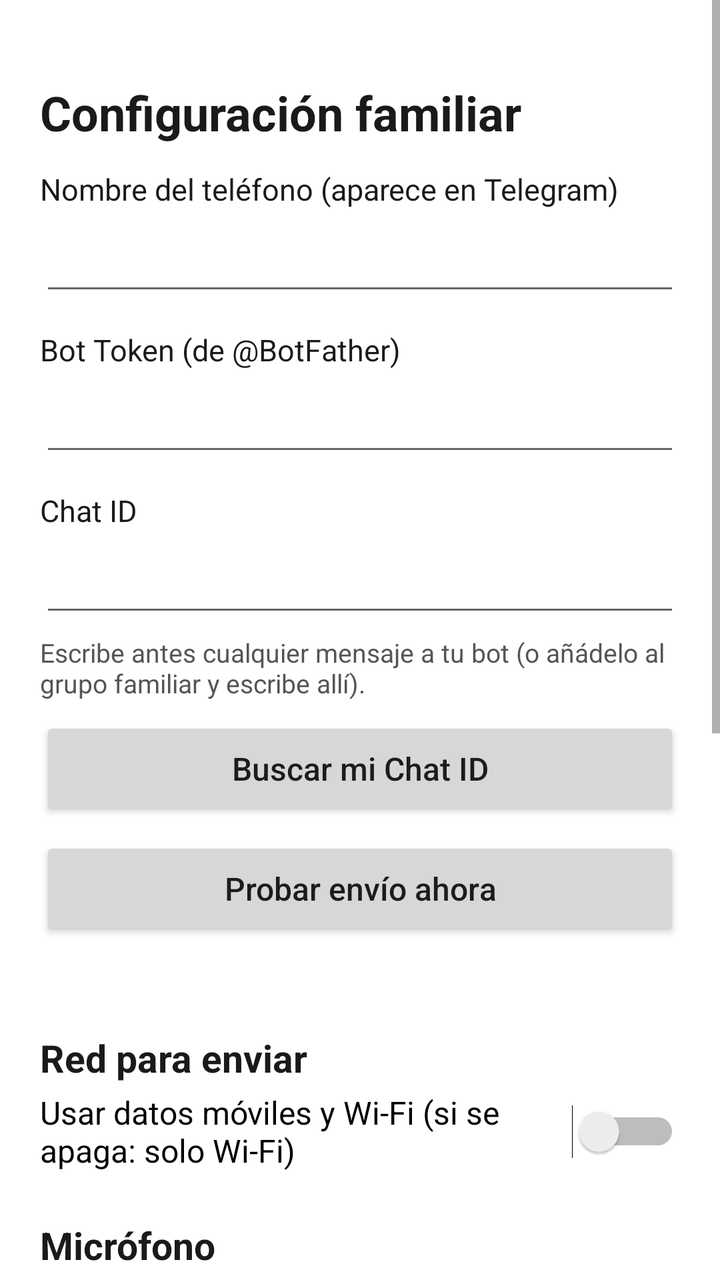
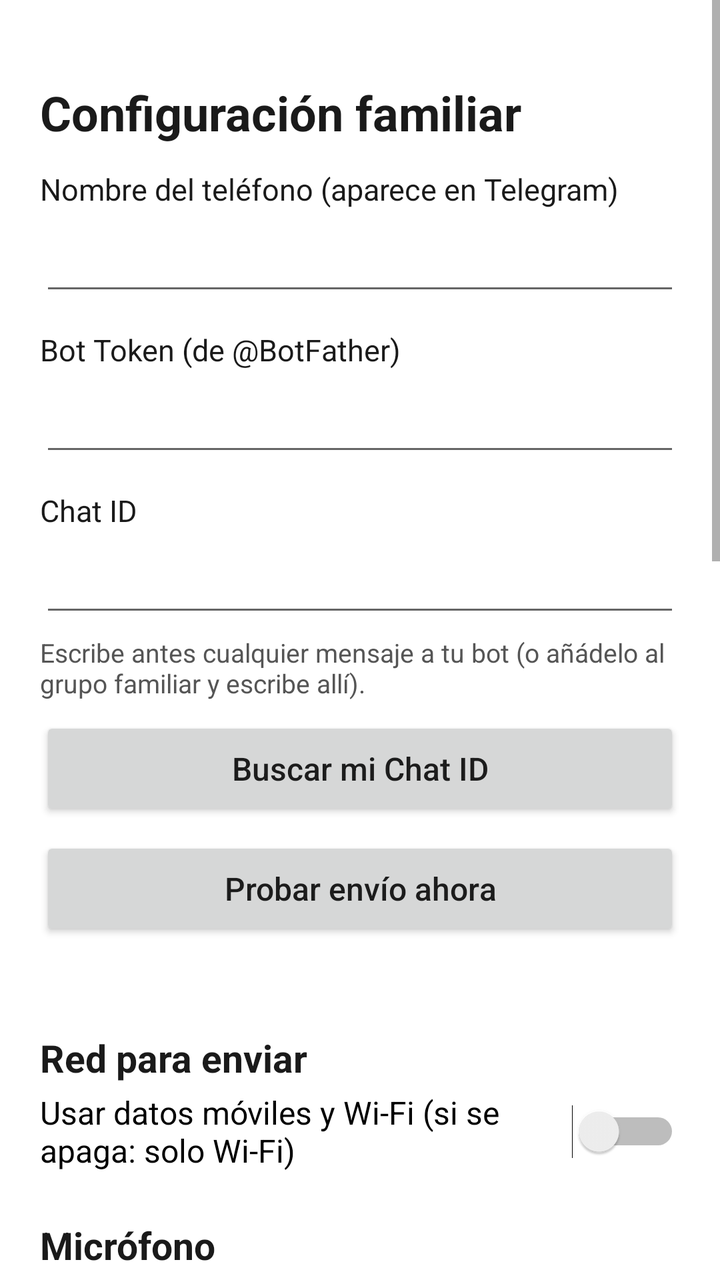

Before-and-after screenshots of an Android layout around one commit, followed by the original layout XML and the change that was made.
<!-- AndroidManifest.xml: application theme Theme.MedicoMem -->
<!-- res/layout/activity_settings.xml -->
<?xml version="1.0" encoding="utf-8"?>
<ScrollView xmlns:android="http://schemas.android.com/apk/res/android"
    android:layout_width="match_parent"
    android:layout_height="match_parent"
    android:background="#FFFFFF">

    <LinearLayout
        android:layout_width="match_parent"
        android:layout_height="wrap_content"
        android:orientation="vertical"
        android:padding="20dp">

        <TextView style="@style/SettingsTitle" android:text="@string/settings_title" android:textSize="24sp" />

        <TextView style="@style/SettingsLabel" android:text="@string/name_label" />
        <EditText android:id="@+id/nameInput" style="@style/SettingsInput" android:inputType="textCapWords" />

        <TextView style="@style/SettingsLabel" android:text="@string/token_label" />
        <EditText android:id="@+id/tokenInput" style="@style/SettingsInput"
            android:inputType="textVisiblePassword|textNoSuggestions" />

        <TextView style="@style/SettingsLabel" android:text="@string/chat_label" />
        <EditText android:id="@+id/chatInput" style="@style/SettingsInput" android:inputType="numberSigned" />
        <TextView style="@style/SettingsHelp" android:text="@string/find_chat_help" />
        <Button android:id="@+id/findChatButton" style="@style/SettingsButton" android:text="@string/find_chat" />
        <Button android:id="@+id/testButton" style="@style/SettingsButton" android:text="@string/test_send" />
        <TextView android:id="@+id/testResult" style="@style/SettingsHelp" android:textSize="16sp" />

        <TextView style="@style/SettingsTitle" android:text="@string/network_title" />
        <Switch android:id="@+id/mobileDataSwitch"
            android:layout_width="match_parent" android:layout_height="wrap_content"
            android:minHeight="48dp" android:text="@string/mobile_data" android:textSize="16sp" />

        <TextView style="@style/SettingsTitle" android:text="@string/mic_title" />
        <RadioGroup android:layout_width="match_parent" android:layout_height="wrap_content">
            <RadioButton android:id="@+id/micFar" android:layout_width="match_parent"
                android:layout_height="wrap_content" android:minHeight="48dp"
                android:text="@string/mic_far" android:textSize="16sp" />
            <RadioButton android:id="@+id/micStd" android:layout_width="match_parent"
                android:layout_height="wrap_content" android:minHeight="48dp"
                android:text="@string/mic_std" android:textSize="16sp" />
        </RadioGroup>

        <TextView style="@style/SettingsTitle" android:text="@string/battery_title" />
        <TextView android:id="@+id/batteryStatus" style="@style/SettingsHelp" android:textSize="16sp" />
        <Button android:id="@+id/batteryButton" style="@style/SettingsButton" android:text="@string/battery_button" />
        <Button android:id="@+id/appInfoButton" style="@style/SettingsButton" android:text="@string/app_info_button" />

        <TextView style="@style/SettingsTitle" android:text="@string/recordings_title" />
        <LinearLayout android:id="@+id/recordingsList"
            android:layout_width="match_parent" android:layout_height="wrap_content"
            android:orientation="vertical" />

        <Button android:id="@+id/closeButton" style="@style/SettingsButton"
            android:layout_marginTop="24dp" android:text="@string/close" />
        <TextView android:id="@+id/versionText" style="@style/SettingsHelp" android:gravity="center" />
    </LinearLayout>
</ScrollView>
<!-- resources referenced by this layout -->
<resources>
  <string name="app_info_button">Ajustes de la app (Xiaomi: inicio automático)</string>
  <string name="battery_button">Desactivar ahorro de batería</string>
  <string name="battery_title">Ahorro de batería</string>
  <string name="chat_label">Chat ID</string>
  <string name="close">Cerrar</string>
  <string name="find_chat">Buscar mi Chat ID</string>
  <string name="find_chat_help">Escribe antes cualquier mensaje a tu bot (o añádelo al grupo familiar y escribe allí).</string>
  <string name="mic_far">Voz a distancia (recomendado)</string>
  <string name="mic_std">Estándar (si se oye bajo o raro)</string>
  <string name="mic_title">Micrófono</string>
  <string name="mobile_data">Usar datos móviles y Wi‑Fi (si se apaga: solo Wi‑Fi)</string>
  <string name="name_label">Nombre del teléfono (aparece en Telegram)</string>
  <string name="network_title">Red para enviar</string>
  <string name="recordings_title">Grabaciones (las enviadas se borran a los 15 días)</string>
  <string name="settings_title">Configuración familiar</string>
  <string name="test_send">Probar envío ahora</string>
  <string name="token_label">Bot Token (de @BotFather)</string>
  <style name="SettingsHelp">
          <item name="android:layout_width">match_parent</item>
          <item name="android:layout_height">wrap_content</item>
          <item name="android:layout_marginTop">4dp</item>
          <item name="android:textSize">13sp</item>
          <item name="android:textColor">#555555</item>
      </style>
  <style name="SettingsInput">
          <item name="android:layout_width">match_parent</item>
          <item name="android:layout_height">wrap_content</item>
          <item name="android:minHeight">48dp</item>
          <item name="android:textSize">17sp</item>
          <item name="android:singleLine">true</item>
      </style>
  <style name="SettingsLabel">
          <item name="android:layout_width">match_parent</item>
          <item name="android:layout_height">wrap_content</item>
          <item name="android:layout_marginTop">12dp</item>
          <item name="android:textSize">15sp</item>
          <item name="android:textColor">@color/dark_text</item>
      </style>
  <style name="SettingsTitle">
          <item name="android:layout_width">match_parent</item>
          <item name="android:layout_height">wrap_content</item>
          <item name="android:layout_marginTop">20dp</item>
          <item name="android:textSize">19sp</item>
          <item name="android:textStyle">bold</item>
          <item name="android:textColor">@color/dark_text</item>
      </style>
  <style name="Theme.MedicoMem" parent="Theme.AppCompat.Light.NoActionBar">
          <item name="colorPrimary">@color/green</item>
          <item name="colorPrimaryDark">@color/green</item>
          <item name="colorAccent">@color/green</item>
          <item name="android:windowBackground">@color/idle_bg</item>
      </style>
  <color name="dark_text">#1A1A1A</color>
  <color name="green">#1B5E20</color>
  <color name="idle_bg">#F5F5F0</color>
  <!-- unchanged entries left out for length: 1 -->
</resources>

<!-- the commit's change to res/layout/activity_settings.xml (unified diff, before → after) -->
@@ -32,14 +32,23 @@
             android:minHeight="48dp" android:text="@string/mobile_data" android:textSize="16sp" />
 
         <TextView style="@style/SettingsTitle" android:text="@string/mic_title" />
-        <RadioGroup android:layout_width="match_parent" android:layout_height="wrap_content">
-            <RadioButton android:id="@+id/micFar" android:layout_width="match_parent"
+        <Switch android:id="@+id/enhanceSwitch"
+            android:layout_width="match_parent" android:layout_height="wrap_content"
+            android:minHeight="48dp" android:text="@string/enhance_voice" android:textSize="16sp" />
+        <TextView style="@style/SettingsHelp" android:text="@string/enhance_help" />
+        <RadioGroup android:layout_width="match_parent" android:layout_height="wrap_content"
+            android:layout_marginTop="8dp">
+            <RadioButton android:id="@+id/micRaw" android:layout_width="match_parent"
                 android:layout_height="wrap_content" android:minHeight="48dp"
-                android:text="@string/mic_far" android:textSize="16sp" />
+                android:text="@string/mic_raw" android:textSize="16sp" />
             <RadioButton android:id="@+id/micStd" android:layout_width="match_parent"
                 android:layout_height="wrap_content" android:minHeight="48dp"
                 android:text="@string/mic_std" android:textSize="16sp" />
+            <RadioButton android:id="@+id/micVideo" android:layout_width="match_parent"
+                android:layout_height="wrap_content" android:minHeight="48dp"
+                android:text="@string/mic_video" android:textSize="16sp" />
         </RadioGroup>
+        <TextView style="@style/SettingsHelp" android:text="@string/placement_tips" android:textSize="15sp" />
 
         <TextView style="@style/SettingsTitle" android:text="@string/battery_title" />
         <TextView android:id="@+id/batteryStatus" style="@style/SettingsHelp" android:textSize="16sp" />
<!-- resource entries referenced after the edit -->
@@ -5,14 +5,18 @@
   <string name="battery_title">Ahorro de batería</string>
   <string name="chat_label">Chat ID</string>
   <string name="close">Cerrar</string>
+  <string name="enhance_help">Quita golpes y zumbidos graves y sube la voz de quien habla lejos sin saturar la de cerca. Desactívalo solo si en este móvil se oye raro.</string>
+  <string name="enhance_voice">Mejorar voces (recomendado)</string>
   <string name="find_chat">Buscar mi Chat ID</string>
   <string name="find_chat_help">Escribe antes cualquier mensaje a tu bot (o añádelo al grupo familiar y escribe allí).</string>
-  <string name="mic_far">Voz a distancia (recomendado)</string>
-  <string name="mic_std">Estándar (si se oye bajo o raro)</string>
+  <string name="mic_raw">Micrófono sin procesar (recomendado)</string>
+  <string name="mic_std">Micrófono estándar del móvil</string>
   <string name="mic_title">Micrófono</string>
+  <string name="mic_video">Modo vídeo (en algunos móviles capta mejor de lejos)</string>
   <string name="mobile_data">Usar datos móviles y Wi‑Fi (si se apaga: solo Wi‑Fi)</string>
   <string name="name_label">Nombre del teléfono (aparece en Telegram)</string>
   <string name="network_title">Red para enviar</string>
+  <string name="placement_tips">Para que se oiga bien:\n• Móvil sobre la mesa, pantalla hacia arriba, con «▲ HACIA EL MÉDICO» apuntando al médico (ahí está el micrófono).\n• Nunca en el bolsillo ni en el bolso: la tela tapa las voces.\n• Sin funda que tape el agujero del micrófono.\n• Mejor aún: un micrófono de solapa con cable (USB‑C o minijack) encima de la mesa. Los Bluetooth graban peor.</string>
   <string name="recordings_title">Grabaciones (las enviadas se borran a los 15 días)</string>
   <string name="settings_title">Configuración familiar</string>
   <string name="test_send">Probar envío ahora</string>
